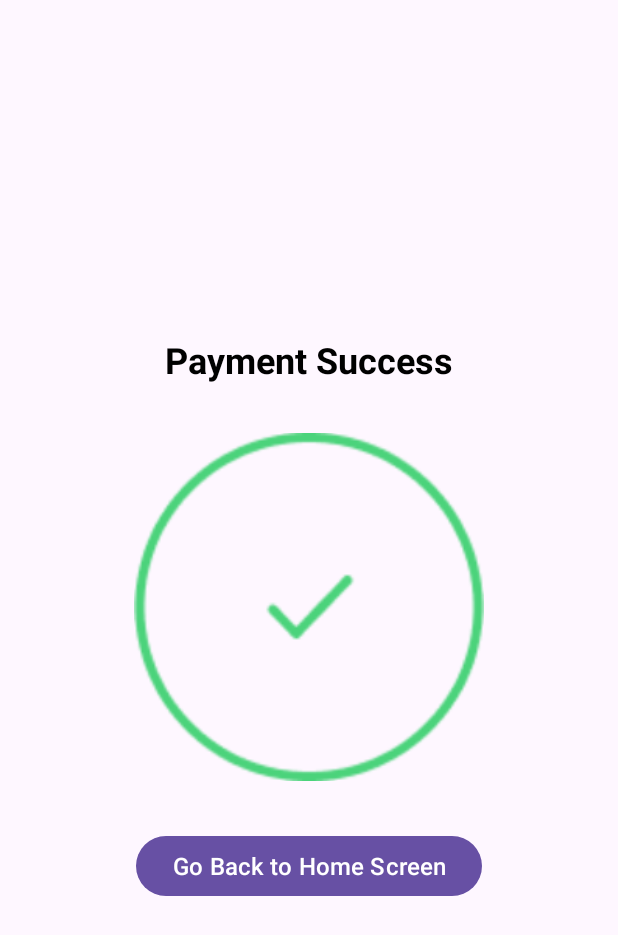
After one commit to temptedwithouta/BinusPark, an Android app: the SuccessActivity screen opened directly, with no data from a screen before it, on a phone screen of 412 x 824 dp. The commit adds this screen. Shown: the top 935 px of the screen. Run offline under Robolectric (Android 15) with nearby library versions, the phone set to English and light mode, and no system bars.

Commit message:
feat: payment and success screen

```diff
--- /dev/null
+++ b/app/src/main/java/com/example/myapplication/SuccessActivity.java
@@ -0,0 +1,29 @@
+package com.example.myapplication;
+
+import androidx.appcompat.app.AppCompatActivity;
+
+import android.content.Intent;
+import android.os.Bundle;
+import android.view.View;
+import android.widget.Button;
+
+public class SuccessActivity extends AppCompatActivity {
+
+  Button btn1;
+
+  @Override
+  protected void onCreate(Bundle savedInstanceState) {
+    super.onCreate(savedInstanceState);
+    setContentView(R.layout.activity_success);
+
+    btn1 = findViewById(R.id.homescreenBtn);
+
+    btn1.setOnClickListener(new View.OnClickListener() {
+      @Override
+      public void onClick(View view) {
+        Intent back = new Intent(SuccessActivity.this, MainActivity2.class);
+        startActivity(back);
+      }
+    });
+  }
+}
--- /dev/null
+++ b/app/src/main/res/layout/activity_success.xml
@@ -0,0 +1,48 @@
+<?xml version="1.0" encoding="utf-8"?>
+<androidx.constraintlayout.widget.ConstraintLayout
+    xmlns:android="http://schemas.android.com/apk/res/android"
+    xmlns:app="http://schemas.android.com/apk/res-auto"
+    xmlns:tools="http://schemas.android.com/tools"
+    android:layout_width="match_parent"
+    android:layout_height="match_parent"
+    tools:context=".SuccessActivity">
+
+  <LinearLayout
+      android:layout_width="wrap_content"
+      android:layout_height="wrap_content"
+      android:gravity="center"
+      android:orientation="vertical"
+      android:padding="16dp"
+      app:layout_constraintBottom_toBottomOf="parent"
+      app:layout_constraintEnd_toEndOf="parent"
+      app:layout_constraintStart_toStartOf="parent"
+      app:layout_constraintTop_toTopOf="parent">
+
+    <TextView
+        android:id="@+id/title"
+        android:layout_width="wrap_content"
+        android:layout_height="wrap_content"
+        android:text="Payment Success"
+        android:textColor="@android:color/black"
+        android:textSize="24sp"
+        android:textStyle="bold" />
+
+    <ImageView
+        android:id="@+id/QRCode"
+        android:layout_width="350px"
+        android:layout_height="350px"
+        android:clickable="true"
+        android:onClick="onImageClick"
+        android:layout_margin="32dp"
+        android:src="@drawable/success" />
+
+    <Button
+        android:id="@+id/homescreenBtn"
+        android:layout_width="wrap_content"
+        android:layout_height="wrap_content"
+        android:text="Go Back to Home Screen"
+        android:textColor="@android:color/white"
+        android:textSize="16sp" />
+
+  </LinearLayout>
+</androidx.constraintlayout.widget.ConstraintLayout>
--- a/app/src/main/res/values/strings.xml
+++ b/app/src/main/res/values/strings.xml
@@ -1,3 +1,3 @@
 <resources>
-    <string name="app_name">My Application</string>
+  <string name="app_name">My Application</string>
 </resources>
```
Also changed, not shown: app/src/main/AndroidManifest.xml (+11 -3 lines), app/src/main/java/com/example/myapplication/PaymentActivity.java (added, +84 -0 lines), app/src/main/res/layout/activity_payment.xml (added, +55 -0 lines), app/src/main/res/drawable/paymentqr.png (added), app/src/main/res/drawable/success.png (added).
